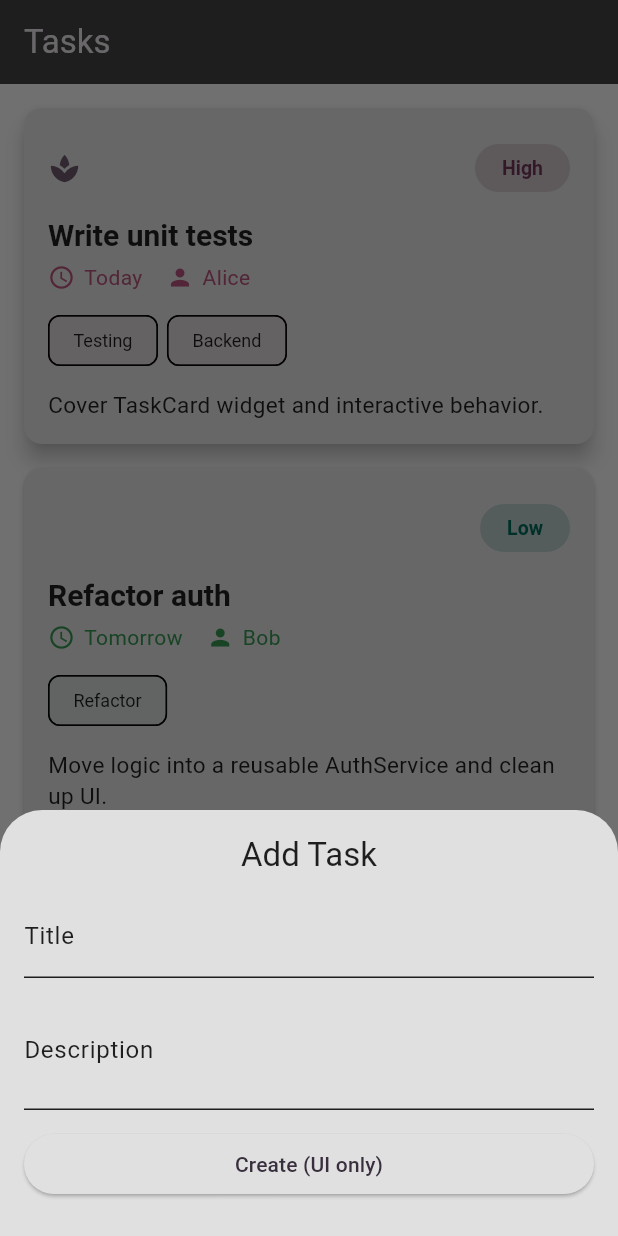
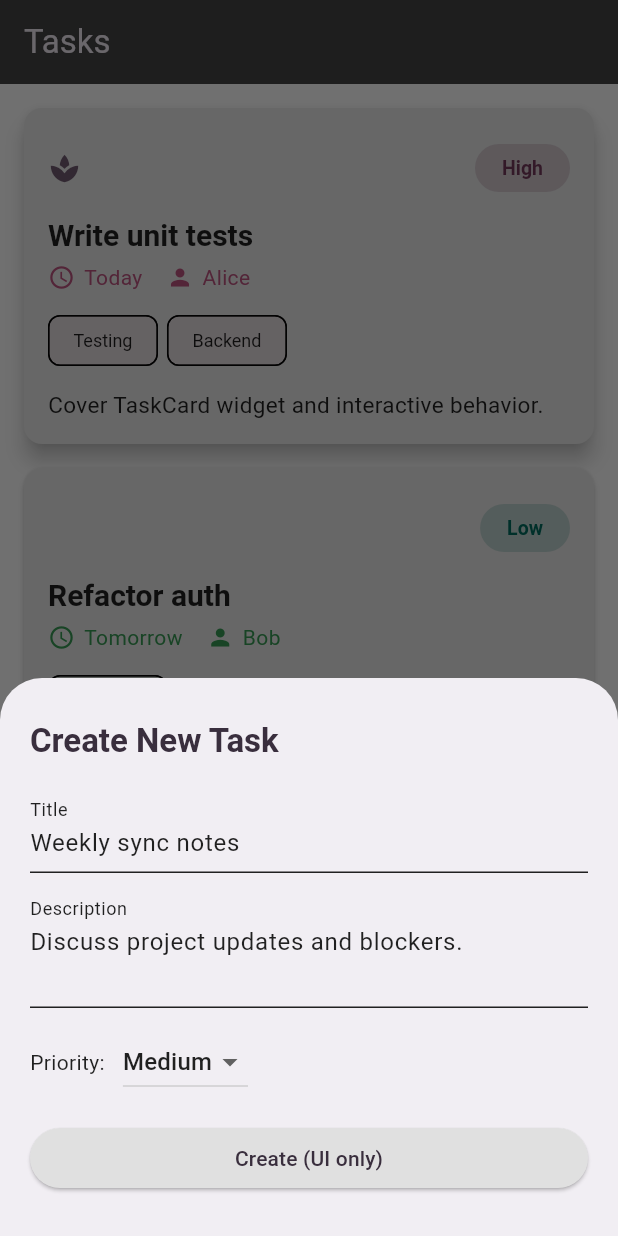
Before and after one commit to kkfhgsk1/ApplicationDEV, a Flutter app: the screen it shows after launch, after a tap on the "add" icon, on a phone screen of 412 x 824 dp. Run offline on Flutter 3.47's test engine with Material 3 defaults, Android fonts, the light colour scheme and no system bars.

Commit message:
C: customized FAB modal

```diff
--- a/lib/main.dart
+++ b/lib/main.dart
@@ -102,28 +102,80 @@
   }
 
   void _openAddModal(BuildContext context) {
+    final titleController = TextEditingController(text: 'Weekly sync notes');
+    final descController = TextEditingController(text: 'Discuss project updates and blockers.');
+    String selectedPriority = 'Medium';
+    final priorities = ['High', 'Medium', 'Low'];
+
     showModalBottomSheet(
       context: context,
       isScrollControlled: true,
+      backgroundColor: Theme.of(context).colorScheme.background,
       builder: (_) {
         return Padding(
-          padding: EdgeInsets.only(bottom: MediaQuery.of(context).viewInsets.bottom),
-          child: Padding(
-            padding: const EdgeInsets.all(16),
-            child: Column(
+          padding: EdgeInsets.only(
+            left: 20,
+            right: 20,
+            top: 28,
+            bottom: MediaQuery.of(context).viewInsets.bottom + 20,
+          ),
+          child: StatefulBuilder(
+            builder: (context, setState) => Column(
               mainAxisSize: MainAxisSize.min,
+              crossAxisAlignment: CrossAxisAlignment.start,
               children: [
-                Text('Add Task', style: Theme.of(context).textTheme.titleLarge),
-                const SizedBox(height: 12),
-                const TextField(decoration: InputDecoration(labelText: 'Title')),
-                const SizedBox(height: 8),
-                const TextField(maxLines: 2, decoration: InputDecoration(labelText:
-'Description')),
+                Text(
+                  'Create New Task',
+                  style: Theme.of(context).textTheme.titleLarge?.copyWith(
+                        fontWeight: FontWeight.bold,
+                        color: Theme.of(context).colorScheme.primary,
+                        fontSize: 22,
+                      ),
+                ),
+                const SizedBox(height: 18),
+                TextField(
+                  controller: titleController,
+                  decoration: const InputDecoration(labelText: 'Title'),
+                ),
+                const SizedBox(height: 10),
+                TextField(
+                  controller: descController,
+                  maxLines: 2,
+                  decoration: const InputDecoration(labelText: 'Description'),
+                ),
                 const SizedBox(height: 12),
                 Row(
                   children: [
-                    Expanded(child: ElevatedButton(onPressed: () =>
-Navigator.pop(context), child: const Text('Create (UI only)'))),
+                    const Text('Priority:'),
+                    const SizedBox(width: 12),
+                    DropdownButton<String>(
+                      value: selectedPriority,
+                      items: priorities
+                          .map((p) => DropdownMenuItem(
+                                value: p,
+                                child: Text(p),
+                              ))
+                          .toList(),
+                      onChanged: (val) {
+                        if (val != null) setState(() => selectedPriority = val);
+                      },
+                    ),
+                  ],
+                ),
+                const SizedBox(height: 16),
+                Row(
+                  children: [
+                    Expanded(
+                      child: ElevatedButton(
+                        onPressed: () {
+                          Navigator.pop(context);
+                          ScaffoldMessenger.of(context).showSnackBar(
+                            const SnackBar(content: Text('(UI-only) Task created')),
+                          );
+                        },
+                        child: const Text('Create (UI only)'),
+                      ),
+                    ),
                   ],
                 ),
                 const SizedBox(height: 8),
```
